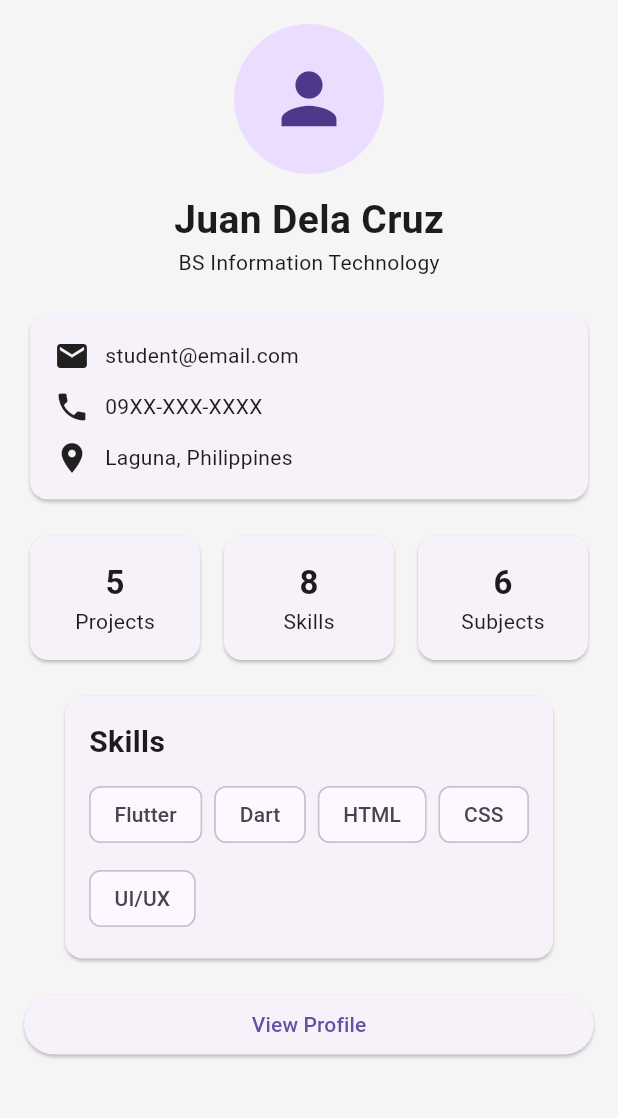
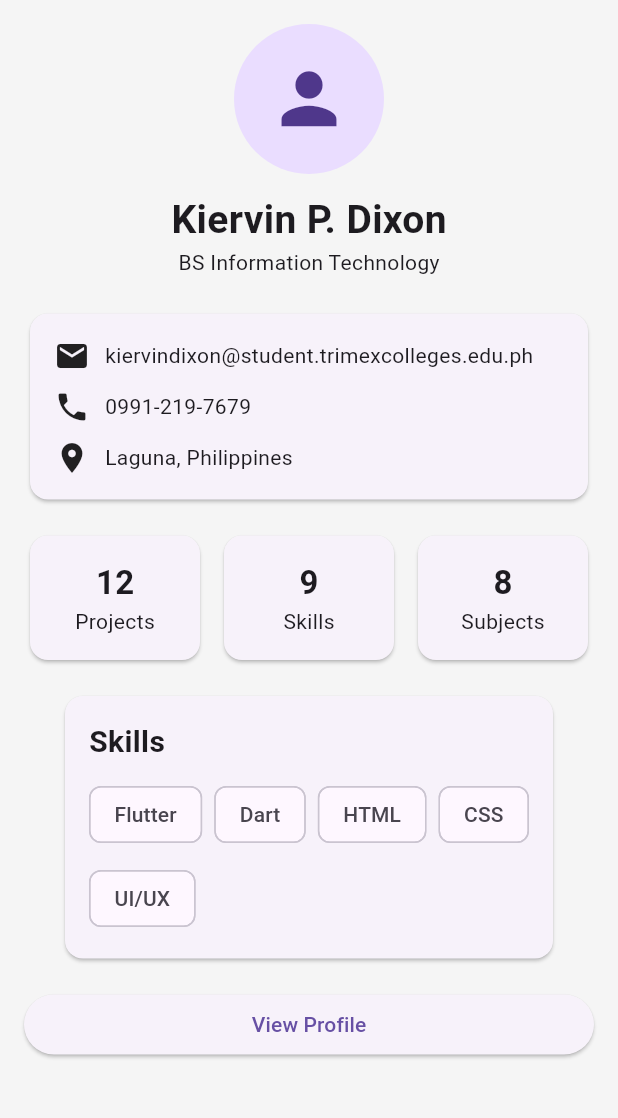
Before and after one commit to khier091225/my_student_profile, a Flutter app: the screen it shows after launch, on a phone screen of 412 x 824 dp, the part 84-1202 px from its top. Run offline on Flutter 3.47's test engine with Material 3 defaults, Android fonts, the light colour scheme and no system bars.

Commit message:
feat: Update student profile information and enhance widget tests

```diff
--- a/lib/main.dart
+++ b/lib/main.dart
@@ -28,7 +28,7 @@ class MyApp extends StatelessWidget {
               ),
               const SizedBox(height: 12),
               const Text(
-                'Juan Dela Cruz',
+                'Kiervin P. Dixon',
                 style: TextStyle(fontSize: 26, fontWeight: FontWeight.bold),
               ),
               const Text('BS Information Technology'),
@@ -42,7 +42,11 @@ class MyApp extends StatelessWidget {
                         children: [
                           Icon(Icons.email),
                           SizedBox(width: 10),
-                          Expanded(child: Text('student@email.com')),
+                          Expanded(
+                            child: Text(
+                              'kiervindixon@student.trimexcolleges.edu.ph',
+                            ),
+                          ),
                         ],
                       ),
                       SizedBox(height: 10),
@@ -50,7 +54,7 @@ class MyApp extends StatelessWidget {
                         children: [
                           Icon(Icons.phone),
                           SizedBox(width: 10),
-                          Text('09XX-XXX-XXXX'),
+                          Text('0991-219-7679'),
                         ],
                       ),
                       SizedBox(height: 10),
@@ -68,11 +72,11 @@ class MyApp extends StatelessWidget {
               const SizedBox(height: 16),
               Row(
                 children: const [
-                  Expanded(child: _StatBox('5', 'Projects')),
+                  Expanded(child: _StatBox('12', 'Projects')),
                   SizedBox(width: 8),
-                  Expanded(child: _StatBox('8', 'Skills')),
+                  Expanded(child: _StatBox('9', 'Skills')),
                   SizedBox(width: 8),
-                  Expanded(child: _StatBox('6', 'Subjects')),
+                  Expanded(child: _StatBox('8', 'Subjects')),
                 ],
               ),
               const SizedBox(height: 16),
```
Also changed, not shown: 1 other file.
